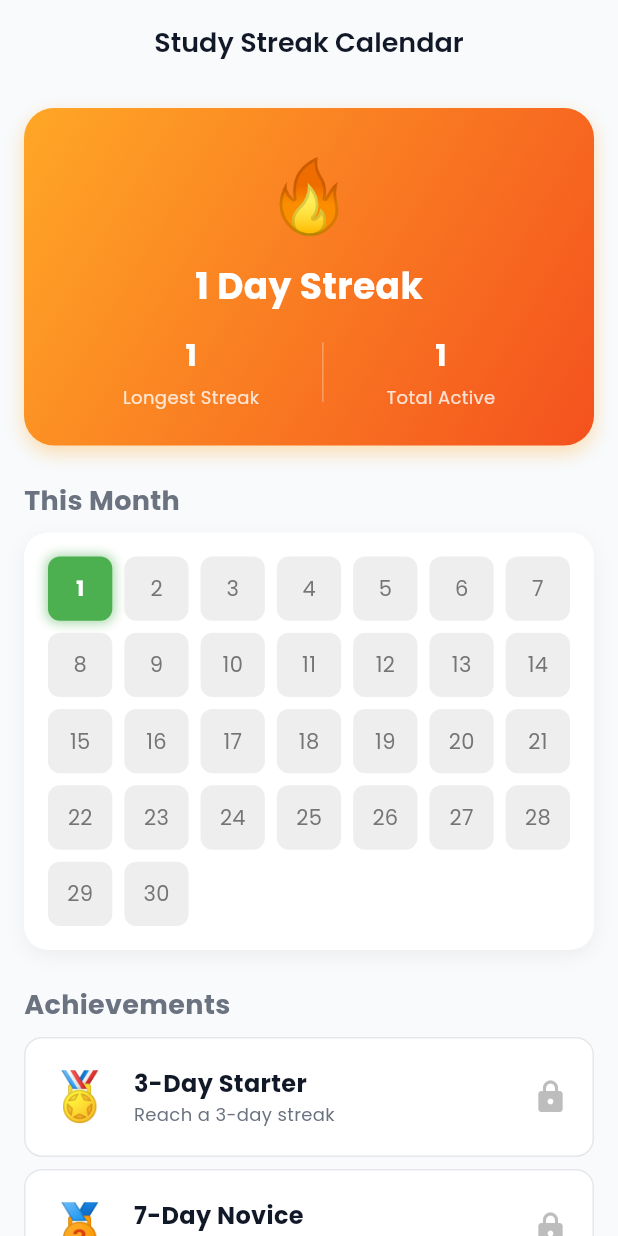
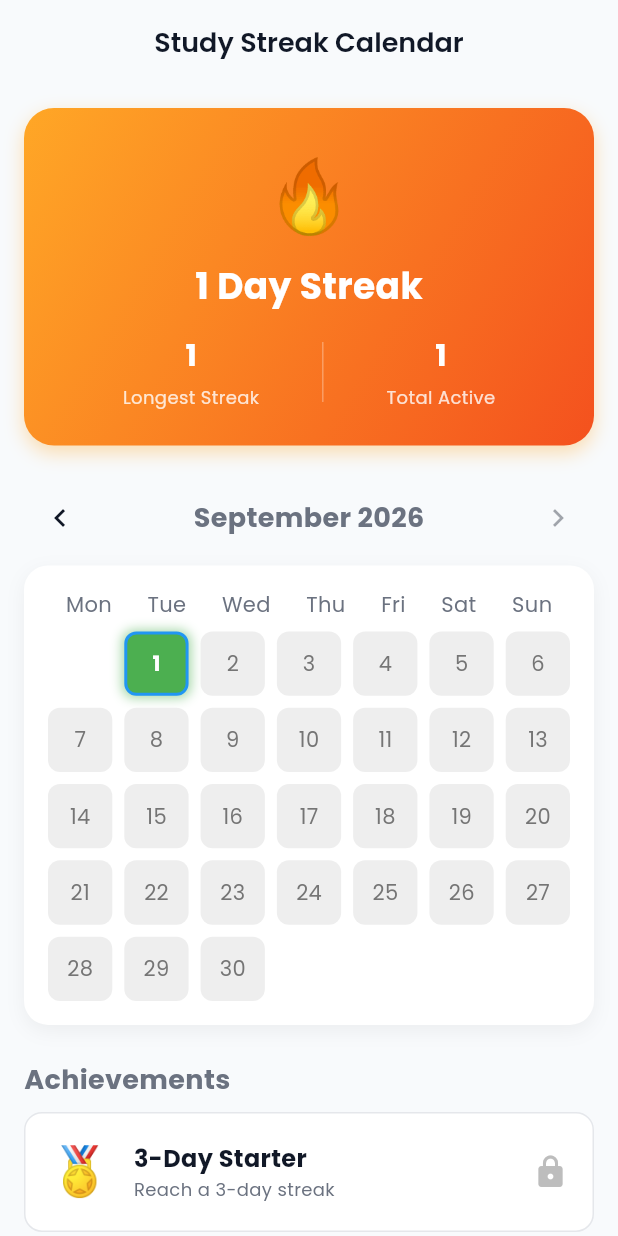
Before and after one commit to AnimeshBasak-14/arunachal_exam_app, a Flutter app: the StreakCalendarScreen screen opened by its route, on a phone screen of 412 x 824 dp. Run offline on Flutter 3.47's test engine with Material 3 defaults, Android fonts, the phone set to English and light mode, and no system bars; our stand-ins replace cloud_firestore, firebase_analytics, firebase_core, flutter_local_notifications, flutter_riverpod, go_router and 4 more; accounts and stored records are empty.

Commit message:
fix: Gradle 8.14 wrapper, 12-month LeetCode streak calendar, add UDC to APSSB exams list

```diff
--- a/lib/features/home/view/streak_calendar_screen.dart
+++ b/lib/features/home/view/streak_calendar_screen.dart
@@ -18,6 +18,8 @@ class _StreakCalendarScreenState extends ConsumerState<StreakCalendarScreen> {
   int _longestStreak = 0;
   List<String> _activeDates = [];
 
+  late DateTime _selectedMonth;
+
   @override
   void initState() {
     super.initState();
@@ -26,6 +28,38 @@ class _StreakCalendarScreenState extends ConsumerState<StreakCalendarScreen> {
     _currentStreak = _streakService.getCurrentStreak();
     _longestStreak = _streakService.getLongestStreak();
     _activeDates = _streakService.getActiveDatesHistory();
+    _selectedMonth = DateTime(DateTime.now().year, DateTime.now().month, 1);
+  }
+
+  void _previousMonth() {
+    final now = DateTime.now();
+    final minAllowed = DateTime(now.year - 1, now.month);
+    final newMonth = DateTime(_selectedMonth.year, _selectedMonth.month - 1, 1);
+
+    if (newMonth.isAfter(minAllowed) || (newMonth.year == minAllowed.year && newMonth.month == minAllowed.month)) {
+      setState(() {
+        _selectedMonth = newMonth;
+      });
+    }
+  }
+
+  void _nextMonth() {
+    final now = DateTime.now();
+    final newMonth = DateTime(_selectedMonth.year, _selectedMonth.month + 1, 1);
+
+    if (newMonth.isBefore(now) || (newMonth.year == now.year && newMonth.month == now.month)) {
+      setState(() {
+        _selectedMonth = newMonth;
+      });
+    }
+  }
+
+  String _getMonthName(int month) {
+    const months = [
+      'January', 'February', 'March', 'April', 'May', 'June',
+      'July', 'August', 'September', 'October', 'November', 'December'
+    ];
+    return months[month - 1];
   }
 
   @override
@@ -42,7 +76,7 @@ class _StreakCalendarScreenState extends ConsumerState<StreakCalendarScreen> {
           children: [
             _buildHeroCard(),
             const SizedBox(height: AppSpacing.l),
-            const Text('This Month', style: TextStyle(fontSize: 18, fontWeight: FontWeight.bold)),
+            _buildCalendarHeader(),
             const SizedBox(height: AppSpacing.s),
             _buildCalendarGrid(),
             const SizedBox(height: AppSpacing.l),
@@ -52,6 +86,31 @@ class _StreakCalendarScreenState extends ConsumerState<StreakCalendarScreen> {
           ],
         ),
       ),
+    );
+  }
+
+  Widget _buildCalendarHeader() {
+    final now = DateTime.now();
+    final isCurrentMonth = _selectedMonth.year == now.year && _selectedMonth.month == now.month;
+    final minAllowed = DateTime(now.year - 1, now.month);
+    final isMinMonth = _selectedMonth.year == minAllowed.year && _selectedMonth.month == minAllowed.month;
+
+    return Row(
+      mainAxisAlignment: MainAxisAlignment.spaceBetween,
+      children: [
+        IconButton(
+          icon: const Icon(Icons.chevron_left),
+          onPressed: isMinMonth ? null : _previousMonth,
+        ),
+        Text(
+          '${_getMonthName(_selectedMonth.month)} ${_selectedMonth.year}',
+          style: const TextStyle(fontSize: 18, fontWeight: FontWeight.bold),
+        ),
+        IconButton(
+          icon: const Icon(Icons.chevron_right),
+          onPressed: isCurrentMonth ? null : _nextMonth,
+        ),
+      ],
     );
   }
 
@@ -112,8 +171,10 @@ class _StreakCalendarScreenState extends ConsumerState<StreakCalendarScreen> {
   }
 
   Widget _buildCalendarGrid() {
+    final daysInMonth = DateUtils.getDaysInMonth(_selectedMonth.year, _selectedMonth.month);
+    final firstDayOffset = DateTime(_selectedMonth.year, _selectedMonth.month, 1).weekday - 1;
+    final totalCells = daysInMonth + firstDayOffset;
     final now = DateTime.now();
-    final daysInMonth = DateUtils.getDaysInMonth(now.year, now.month);
 
     return Container(
       padding: const EdgeInsets.all(AppSpacing.m),
@@ -128,7 +189,17 @@ class _StreakCalendarScreenState extends ConsumerState<StreakCalendarScreen> {
           ),
         ],
       ),
-      child: GridView.builder(
+      child: Column(
+        children: [
+          Row(
+            mainAxisAlignment: MainAxisAlignment.spaceAround,
+            children: const [
+              Text('Mon'), Text('Tue'), Text('Wed'), Text('Thu'),
+              Text('Fri'), Text('Sat'), Text('Sun'),
+            ],
+          ),
+          const SizedBox(height: AppSpacing.s),
+          GridView.builder(
             shrinkWrap: true,
             physics: const NeverScrollableScrollPhysics(),
             gridDelegate: const SliverGridDelegateWithFixedCrossAxisCount(
@@ -136,16 +207,22 @@ class _StreakCalendarScreenState extends ConsumerState<StreakCalendarScreen> {
               crossAxisSpacing: 8,
               mainAxisSpacing: 8,
             ),
-        itemCount: daysInMonth,
+            itemCount: totalCells,
             itemBuilder: (context, index) {
-          final day = index + 1;
-          final dateStr = '${now.year}-${now.month.toString().padLeft(2, '0')}-${day.toString().padLeft(2, '0')}';
+              if (index < firstDayOffset) {
+                return const SizedBox();
+              }
+
+              final day = index - firstDayOffset + 1;
+              final dateStr = '${_selectedMonth.year}-${_selectedMonth.month.toString().padLeft(2, '0')}-${day.toString().padLeft(2, '0')}';
               final isActive = _activeDates.contains(dateStr);
+              final isToday = now.year == _selectedMonth.year && now.month == _selectedMonth.month && now.day == day;
 
               return Container(
                 decoration: BoxDecoration(
                   color: isActive ? Colors.green.shade500 : Colors.grey.shade200,
                   borderRadius: BorderRadius.circular(8),
+                  border: isToday ? Border.all(color: Colors.blue, width: 2) : null,
                   boxShadow: isActive ? [
                     BoxShadow(
                       color: Colors.green.shade400.withOpacity(0.6),
@@ -159,11 +236,13 @@ class _StreakCalendarScreenState extends ConsumerState<StreakCalendarScreen> {
                   '$day',
                   style: TextStyle(
                     color: isActive ? Colors.white : Colors.grey.shade600,
-                fontWeight: isActive ? FontWeight.bold : FontWeight.normal,
+                    fontWeight: (isActive || isToday) ? FontWeight.bold : FontWeight.normal,
                   ),
                 ),
               );
             },
+          ),
+        ],
       ),
     );
   }
--- a/lib/features/home/viewmodel/exam_viewmodel.dart
+++ b/lib/features/home/viewmodel/exam_viewmodel.dart
@@ -118,6 +118,13 @@ class ExamViewModel extends StateNotifier<List<Exam>> {
       icon: Icons.edit_rounded,
       categoryId: 'apssb',
     ),
+    Exam(
+      id: 'apssb_udc',
+      code: 'UDC',
+      name: 'Upper Division Clerk',
+      icon: Icons.account_balance_outlined,
+      categoryId: 'apssb',
+    ),
   ];
 
   void toggleBookmark(String id) {
```
Also changed, not shown: 1 other file. Lines whose indentation alone changed are shown as unchanged.
